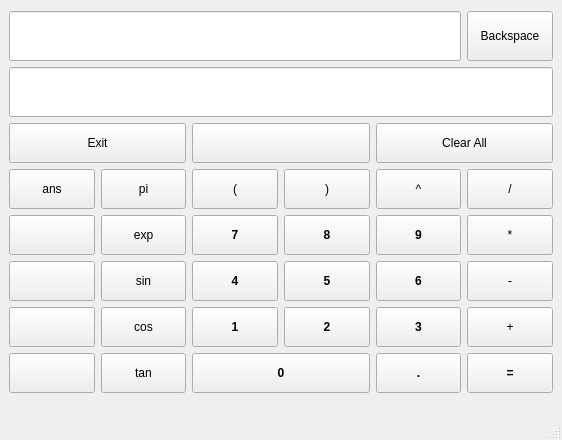
benediktibk/calculator, file gui/mainwindow.ui: the form before one commit.
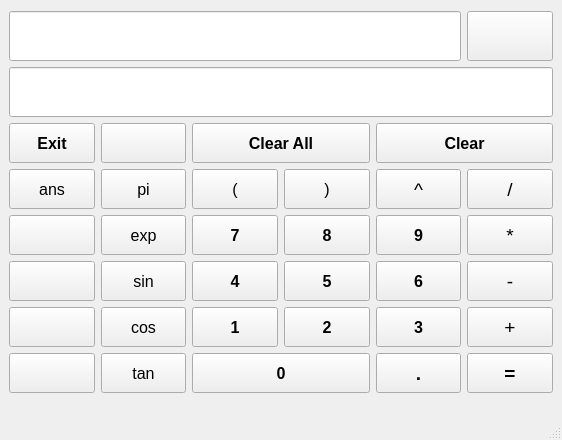
The form after the commit.

The edit to the form file:
```diff
--- a/gui/mainwindow.ui
+++ b/gui/mainwindow.ui
@@ -25,6 +25,7 @@
       </property>
       <property name="font">
        <font>
+        <pointsize>12</pointsize>
         <weight>75</weight>
         <bold>true</bold>
        </font>
@@ -42,6 +43,11 @@
         <height>40</height>
        </size>
       </property>
+      <property name="font">
+       <font>
+        <pointsize>14</pointsize>
+       </font>
+      </property>
       <property name="text">
        <string>*</string>
       </property>
@@ -57,6 +63,7 @@
       </property>
       <property name="font">
        <font>
+        <pointsize>12</pointsize>
         <weight>75</weight>
         <bold>true</bold>
        </font>
@@ -76,6 +83,7 @@
       </property>
       <property name="font">
        <font>
+        <pointsize>14</pointsize>
         <weight>75</weight>
         <bold>true</bold>
        </font>
@@ -85,19 +93,6 @@
       </property>
      </widget>
     </item>
-    <item row="4" column="0" colspan="2">
-     <widget class="QPushButton" name="exitButton">
-      <property name="minimumSize">
-       <size>
-        <width>0</width>
-        <height>40</height>
-       </size>
-      </property>
-      <property name="text">
-       <string>Exit</string>
-      </property>
-     </widget>
-    </item>
     <item row="7" column="5">
      <widget class="QPushButton" name="substractButton">
       <property name="minimumSize">
@@ -106,6 +101,11 @@
         <height>40</height>
        </size>
       </property>
+      <property name="font">
+       <font>
+        <pointsize>14</pointsize>
+       </font>
+      </property>
       <property name="text">
        <string>-</string>
       </property>
@@ -121,6 +121,7 @@
       </property>
       <property name="font">
        <font>
+        <pointsize>12</pointsize>
         <weight>75</weight>
         <bold>true</bold>
        </font>
@@ -147,6 +148,11 @@
         <height>40</height>
        </size>
       </property>
+      <property name="font">
+       <font>
+        <pointsize>12</pointsize>
+       </font>
+      </property>
       <property name="text">
        <string>(</string>
       </property>
@@ -162,6 +168,7 @@
       </property>
       <property name="font">
        <font>
+        <pointsize>12</pointsize>
         <weight>75</weight>
         <bold>true</bold>
        </font>
@@ -313,6 +320,7 @@
       </property>
       <property name="font">
        <font>
+        <pointsize>12</pointsize>
         <weight>75</weight>
         <bold>true</bold>
        </font>
@@ -330,6 +338,11 @@
         <height>40</height>
        </size>
       </property>
+      <property name="font">
+       <font>
+        <pointsize>12</pointsize>
+       </font>
+      </property>
       <property name="text">
        <string>sin</string>
       </property>
@@ -343,6 +356,11 @@
         <height>40</height>
        </size>
       </property>
+      <property name="font">
+       <font>
+        <pointsize>14</pointsize>
+       </font>
+      </property>
       <property name="text">
        <string>^</string>
       </property>
@@ -358,6 +376,7 @@
       </property>
       <property name="font">
        <font>
+        <pointsize>14</pointsize>
         <weight>75</weight>
         <bold>true</bold>
        </font>
@@ -377,6 +396,7 @@
       </property>
       <property name="font">
        <font>
+        <pointsize>12</pointsize>
         <weight>75</weight>
         <bold>true</bold>
        </font>
@@ -394,6 +414,11 @@
         <height>40</height>
        </size>
       </property>
+      <property name="font">
+       <font>
+        <pointsize>12</pointsize>
+       </font>
+      </property>
       <property name="text">
        <string>pi</string>
       </property>
@@ -419,8 +444,15 @@
         <height>0</height>
        </size>
       </property>
+      <property name="font">
+       <font>
+        <pointsize>20</pointsize>
+        <weight>75</weight>
+        <bold>true</bold>
+       </font>
+      </property>
       <property name="text">
-       <string>Backspace</string>
+       <string/>
       </property>
      </widget>
     </item>
@@ -432,6 +464,11 @@
         <height>40</height>
        </size>
       </property>
+      <property name="font">
+       <font>
+        <pointsize>14</pointsize>
+       </font>
+      </property>
       <property name="text">
        <string>/</string>
       </property>
@@ -445,6 +482,11 @@
         <height>40</height>
        </size>
       </property>
+      <property name="font">
+       <font>
+        <pointsize>12</pointsize>
+       </font>
+      </property>
       <property name="text">
        <string>exp</string>
       </property>
@@ -458,6 +500,11 @@
         <height>40</height>
        </size>
       </property>
+      <property name="font">
+       <font>
+        <pointsize>14</pointsize>
+       </font>
+      </property>
       <property name="text">
        <string>+</string>
       </property>
@@ -471,6 +518,11 @@
         <height>40</height>
        </size>
       </property>
+      <property name="font">
+       <font>
+        <pointsize>12</pointsize>
+       </font>
+      </property>
       <property name="text">
        <string>)</string>
       </property>
@@ -486,6 +538,7 @@
       </property>
       <property name="font">
        <font>
+        <pointsize>12</pointsize>
         <weight>75</weight>
         <bold>true</bold>
        </font>
@@ -505,6 +558,7 @@
       </property>
       <property name="font">
        <font>
+        <pointsize>12</pointsize>
         <weight>75</weight>
         <bold>true</bold>
        </font>
@@ -524,6 +578,7 @@
       </property>
       <property name="font">
        <font>
+        <pointsize>12</pointsize>
         <weight>75</weight>
         <bold>true</bold>
        </font>
@@ -543,6 +598,7 @@
       </property>
       <property name="font">
        <font>
+        <pointsize>12</pointsize>
         <weight>75</weight>
         <bold>true</bold>
        </font>
@@ -560,6 +616,11 @@
         <height>40</height>
        </size>
       </property>
+      <property name="font">
+       <font>
+        <pointsize>12</pointsize>
+       </font>
+      </property>
       <property name="text">
        <string>cos</string>
       </property>
@@ -573,37 +634,16 @@
         <height>40</height>
        </size>
       </property>
+      <property name="font">
+       <font>
+        <pointsize>12</pointsize>
+       </font>
+      </property>
       <property name="text">
        <string>tan</string>
       </property>
      </widget>
     </item>
-    <item row="4" column="4" colspan="2">
-     <widget class="QPushButton" name="clearAllButton">
-      <property name="minimumSize">
-       <size>
-        <width>0</width>
-        <height>40</height>
-       </size>
-      </property>
-      <property name="text">
-       <string>Clear All</string>
-      </property>
-     </widget>
-    </item>
-    <item row="4" column="2" colspan="2">
-     <widget class="QPushButton" name="degRadButton">
-      <property name="minimumSize">
-       <size>
-        <width>0</width>
-        <height>40</height>
-       </size>
-      </property>
-      <property name="text">
-       <string/>
-      </property>
-     </widget>
-    </item>
     <item row="5" column="0">
      <widget class="QPushButton" name="ansButton">
       <property name="minimumSize">
@@ -612,6 +652,11 @@
         <height>40</height>
        </size>
       </property>
+      <property name="font">
+       <font>
+        <pointsize>12</pointsize>
+       </font>
+      </property>
       <property name="text">
        <string>ans</string>
       </property>
@@ -669,6 +714,86 @@
       </property>
      </widget>
     </item>
+    <item row="4" column="0">
+     <widget class="QPushButton" name="exitButton">
+      <property name="minimumSize">
+       <size>
+        <width>0</width>
+        <height>40</height>
+       </size>
+      </property>
+      <property name="font">
+       <font>
+        <pointsize>12</pointsize>
+        <weight>75</weight>
+        <bold>true</bold>
+       </font>
+      </property>
+      <property name="text">
+       <string>Exit</string>
+      </property>
+     </widget>
+    </item>
+    <item row="4" column="1">
+     <widget class="QPushButton" name="degRadButton">
+      <property name="minimumSize">
+       <size>
+        <width>0</width>
+        <height>40</height>
+       </size>
+      </property>
+      <property name="font">
+       <font>
+        <pointsize>12</pointsize>
+        <weight>75</weight>
+        <bold>true</bold>
+       </font>
+      </property>
+      <property name="text">
+       <string/>
+      </property>
+     </widget>
+    </item>
+    <item row="4" column="2" colspan="2">
+     <widget class="QPushButton" name="clearAllButton">
+      <property name="minimumSize">
+       <size>
+        <width>0</width>
+        <height>40</height>
+       </size>
+      </property>
+      <property name="font">
+       <font>
+        <pointsize>12</pointsize>
+        <weight>75</weight>
+        <bold>true</bold>
+       </font>
+      </property>
+      <property name="text">
+       <string>Clear All</string>
+      </property>
+     </widget>
+    </item>
+    <item row="4" column="4" colspan="2">
+     <widget class="QPushButton" name="clearButton">
+      <property name="minimumSize">
+       <size>
+        <width>0</width>
+        <height>40</height>
+       </size>
+      </property>
+      <property name="font">
+       <font>
+        <pointsize>12</pointsize>
+        <weight>75</weight>
+        <bold>true</bold>
+       </font>
+      </property>
+      <property name="text">
+       <string>Clear</string>
+      </property>
+     </widget>
+    </item>
    </layout>
   </widget>
   <widget class="QStatusBar" name="statusbar"/>
```
Left out of the diff: 20 changed lines with no effect on the pictures.
